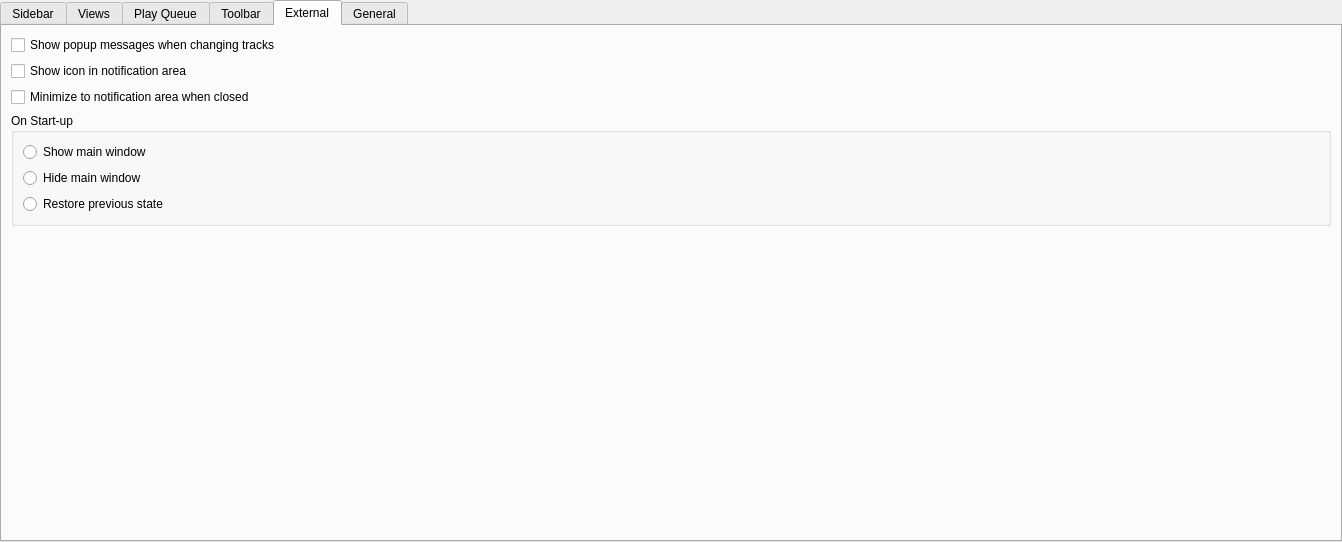
Old version of the form gui/interfacesettings.ui in the repository CDrummond/cantata.
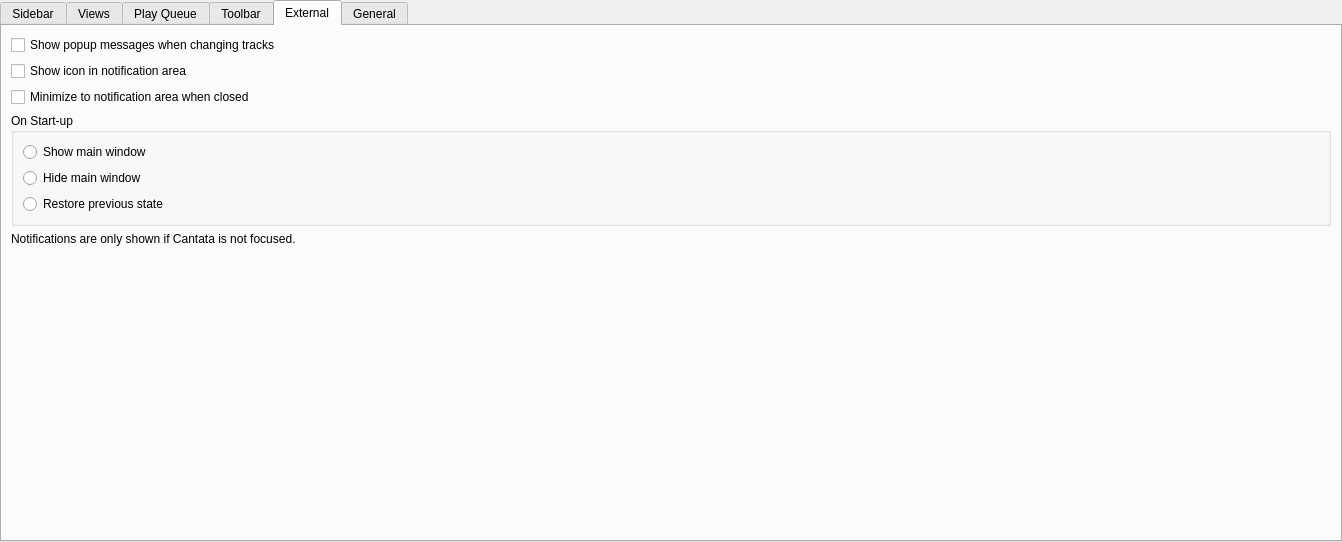
New version of the form. The open tabs and pages were chosen to show the change. Custom widgets are drawn as their Qt base class.

Commit message: Add notifications for OSX - only shown when Cantata is not focused.

```diff
--- a/gui/interfacesettings.ui
+++ b/gui/interfacesettings.ui
@@ -670,6 +670,13 @@
          </layout>
         </widget>
        </item>
+       <item>
+        <widget class="NoteLabel" name="macNotificationLabel">
+         <property name="text">
+          <string>Notifications are only shown if Cantata is not focused.</string>
+         </property>
+        </widget>
+       </item>
        <item>
         <spacer name="verticalSpacer_3">
          <property name="orientation">
@@ -677,8 +684,8 @@
          </property>
          <property name="sizeHint" stdset="0">
           <size>
-           <width>20</width>
-           <height>90</height>
+           <width>2</width>
+           <height>2</height>
           </size>
          </property>
         </spacer>
```
The commit also changes 8 other files.
